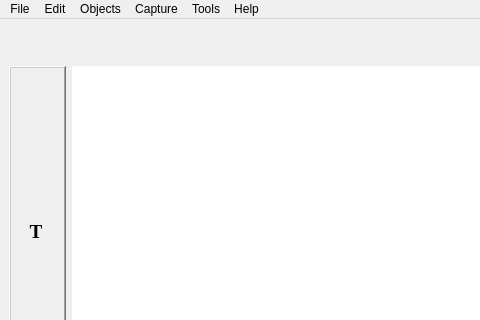
Old version of the form src/interface/interface.ui in the repository mskonline/PixShot; both pictures show x 0 to 480 and y 0 to 320 of the 769 by 496 pixel window.
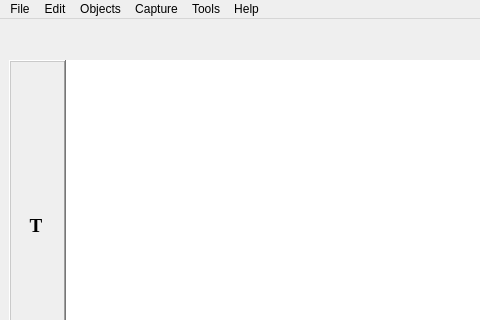
New version of the form. Icons and pictures are not drawn.

What changed in the file:
```diff
--- a/src/interface/interface.ui
+++ b/src/interface/interface.ui
@@ -25,6 +25,9 @@
    <layout class="QVBoxLayout" name="verticalLayout_2">
     <item>
      <layout class="QVBoxLayout" name="verticalLayout">
+      <property name="spacing">
+       <number>0</number>
+      </property>
       <item>
        <widget class="QWidget" name="tabArea" native="true">
         <property name="minimumSize">
@@ -43,6 +46,9 @@
       </item>
       <item>
        <layout class="QHBoxLayout" name="horizontalLayout">
+        <property name="spacing">
+         <number>0</number>
+        </property>
         <item>
          <widget class="QFrame" name="toolFrame">
           <property name="minimumSize">
```
